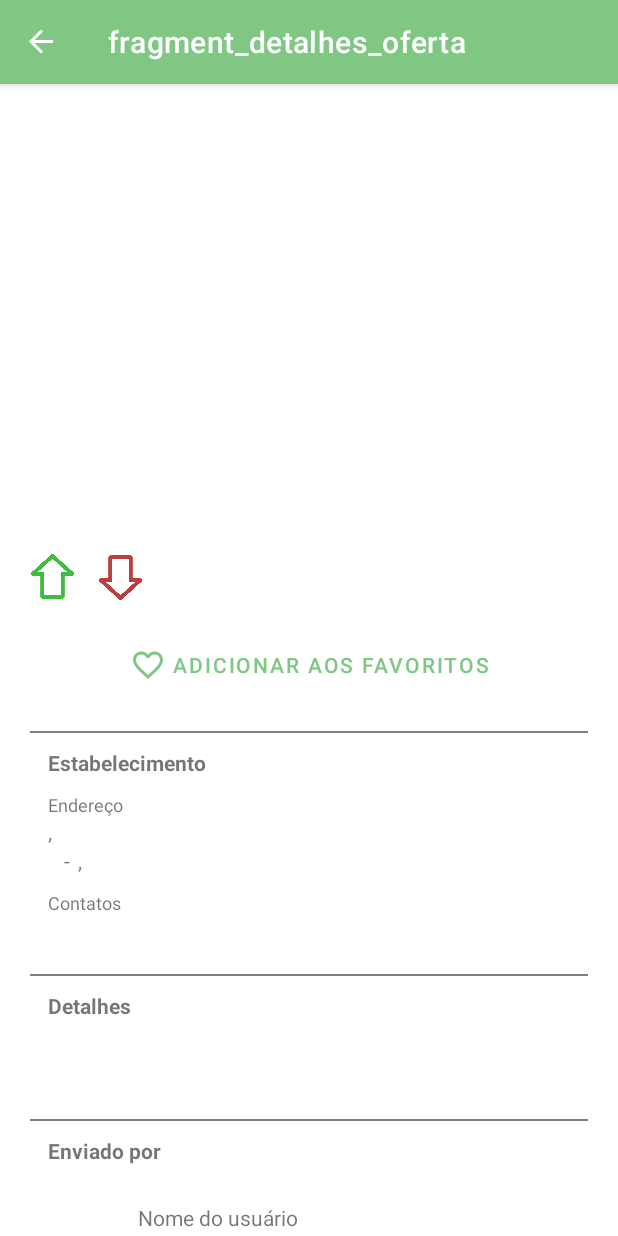
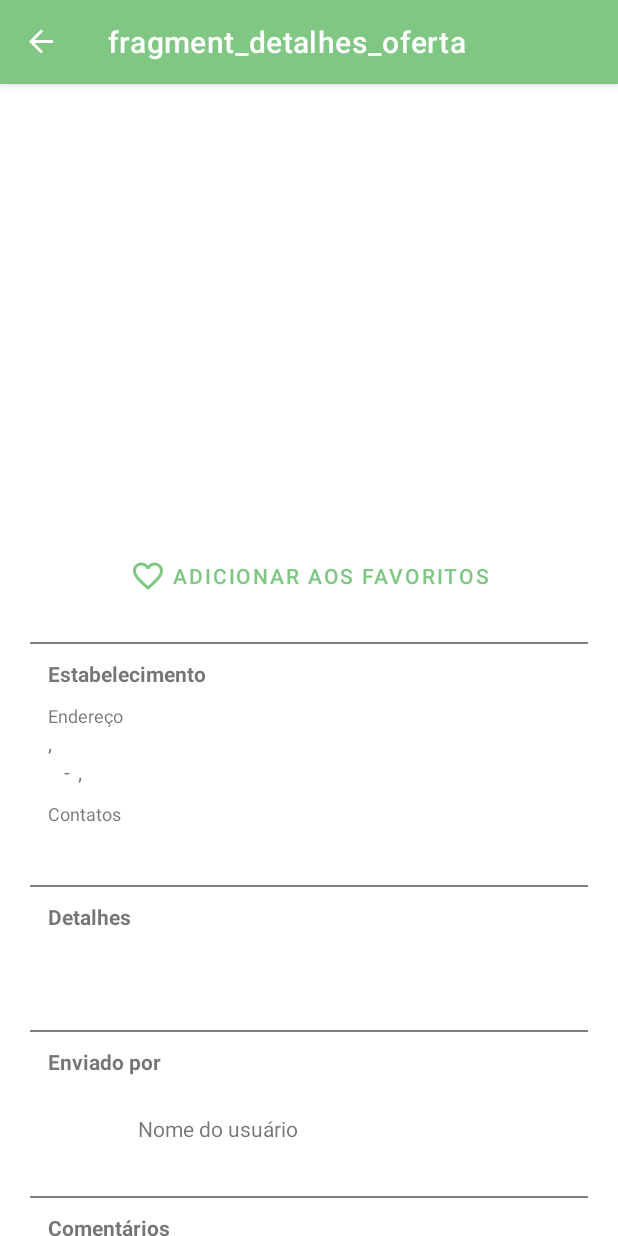
Before and after one commit to Rnnfranca/mais-barato-app, an Android app: the DetalhesOfertaFragment screen opened through its navigation route, on a phone screen of 412 x 824 dp. Run offline under Robolectric (Android 15) with nearby library versions, the phone set to English and light mode, and no system bars; our stand-ins replace Dagger/Hilt's generated code, Firebase (no records; nobody signed in at launch, a user with empty details on screens opened directly), navigation-ui.

Commit message:
ajuste detalhe oferta

```diff
--- a/app/src/main/res/layout/fragment_detalhes_oferta.xml
+++ b/app/src/main/res/layout/fragment_detalhes_oferta.xml
@@ -31,6 +31,17 @@
             android:layout_height="wrap_content"
             android:padding="20dp">
 
+            <TextView
+                android:id="@+id/data_inclusao"
+                android:layout_width="wrap_content"
+                android:layout_height="wrap_content"
+                android:layout_marginEnd="12dp"
+                android:textSize="12sp"
+                android:layout_marginStart="12dp"
+                app:layout_constraintTop_toTopOf="parent"
+                app:layout_constraintStart_toStartOf="parent"
+                tools:text="31/12/2021" />
+
             <ImageView
                 android:id="@+id/imagem_estabelecimento"
                 android:layout_width="50dp"
@@ -38,7 +49,7 @@
                 android:layout_marginStart="12dp"
                 android:layout_marginTop="18dp"
                 app:layout_constraintStart_toStartOf="parent"
-                app:layout_constraintTop_toTopOf="parent"
+                app:layout_constraintTop_toBottomOf="@id/data_inclusao"
                 tools:src="@tools:sample/backgrounds/scenic"
                 tools:srcCompat="@tools:sample/avatars" />
 
@@ -46,36 +57,27 @@
                 android:id="@+id/titulo_promocao"
                 android:layout_width="0dp"
                 android:layout_height="wrap_content"
+                android:layout_marginStart="12dp"
                 android:layout_marginTop="18dp"
-                android:layout_marginStart="12dp"
                 android:textSize="18sp"
                 android:textStyle="bold"
-                app:layout_constraintTop_toTopOf="parent"
+                app:layout_constraintEnd_toStartOf="@+id/preco_novo"
                 app:layout_constraintStart_toEndOf="@id/imagem_estabelecimento"
-                app:layout_constraintEnd_toStartOf="@id/data_inclusao"
+
+                app:layout_constraintTop_toBottomOf="@id/data_inclusao"
                 tools:text="Titulo da promocao" />
 
             <TextView
                 android:id="@+id/nome_loja"
-                android:layout_width="wrap_content"
+                android:layout_width="0dp"
                 android:layout_height="wrap_content"
+                android:layout_marginStart="12dp"
                 android:layout_marginTop="8dp"
-                android:layout_marginStart="12dp"
                 android:textSize="12sp"
+                app:layout_constraintEnd_toStartOf="@+id/preco_novo"
+                app:layout_constraintStart_toEndOf="@id/imagem_estabelecimento"
                 app:layout_constraintTop_toBottomOf="@id/titulo_promocao"
-                app:layout_constraintStart_toEndOf="@id/imagem_estabelecimento"
                 tools:text="Nome da loja" />
-
-            <TextView
-                android:id="@+id/data_inclusao"
-                android:layout_width="wrap_content"
-                android:layout_height="wrap_content"
-                android:layout_marginEnd="12dp"
-                android:textSize="12sp"
-                app:layout_constraintTop_toTopOf="@id/titulo_promocao"
-                app:layout_constraintBottom_toBottomOf="@id/titulo_promocao"
-                app:layout_constraintEnd_toEndOf="parent"
-                tools:text="31/12/2021" />
 
             <TextView
                 android:id="@+id/preco_antigo"
@@ -84,8 +86,8 @@
                 android:layout_marginEnd="18dp"
                 android:layout_marginTop="15dp"
                 android:textSize="14sp"
-                app:layout_constraintTop_toBottomOf="@id/nome_loja"
-                app:layout_constraintBottom_toTopOf="@id/preco_novo"
+                app:layout_constraintTop_toBottomOf="@id/data_inclusao"
+
                 app:layout_constraintEnd_toEndOf="parent"
                 tools:text="R$ 199,99" />
 
@@ -96,63 +98,20 @@
                 android:layout_marginEnd="18dp"
                 android:textSize="20sp"
                 android:textStyle="bold"
-                app:layout_constraintTop_toTopOf="@id/text_down_vote"
-                app:layout_constraintBottom_toBottomOf="@id/text_down_vote"
                 app:layout_constraintEnd_toEndOf="parent"
+                app:layout_constraintTop_toBottomOf="@id/preco_antigo"
                 tools:text="R$ 99,99" />
-
-            <ImageView
-                android:id="@+id/icone_up_vote_oferta"
-                android:layout_width="30dp"
-                android:layout_height="30dp"
-                android:layout_marginTop="25dp"
-                android:src="@drawable/arrow_up_outline_green"
-                app:layout_constraintTop_toBottomOf="@id/imagem_estabelecimento"
-                app:layout_constraintStart_toStartOf="parent" />
-
-            <TextView
-                android:id="@+id/text_up_vote"
-                android:layout_width="wrap_content"
-                android:layout_height="wrap_content"
-                android:textSize="22sp"
-                android:layout_marginStart="5dp"
-                tools:text="18"
-                app:layout_constraintTop_toTopOf="@id/icone_up_vote_oferta"
-                app:layout_constraintStart_toEndOf="@id/icone_up_vote_oferta"
-                app:layout_constraintBottom_toBottomOf="@id/icone_up_vote_oferta"/>
-
-            <ImageView
-                android:id="@+id/icone_down_vote_oferta"
-                android:layout_width="30dp"
-                android:layout_height="30dp"
-                android:layout_marginStart="10dp"
-                android:src="@drawable/arrow_down_outline_red"
-                app:layout_constraintStart_toEndOf="@id/text_up_vote"
-                app:layout_constraintTop_toTopOf="@id/text_up_vote"
-                app:layout_constraintBottom_toBottomOf="@+id/text_up_vote" />
-
-            <TextView
-                android:id="@+id/text_down_vote"
-                android:layout_width="wrap_content"
-                android:layout_height="wrap_content"
-                android:textSize="22sp"
-                android:layout_marginStart="5dp"
-                tools:text="3"
-                app:layout_constraintTop_toTopOf="@id/icone_down_vote_oferta"
-                app:layout_constraintStart_toEndOf="@id/icone_down_vote_oferta"
-                app:layout_constraintBottom_toBottomOf="@id/icone_down_vote_oferta"/>
 
             <com.google.android.material.button.MaterialButton
                 android:id="@+id/botao_adicionar_favoritos"
+                style="@style/Widget.MaterialComponents.Button.TextButton.Icon"
                 android:layout_width="wrap_content"
                 android:layout_height="wrap_content"
-                android:layout_marginTop="20dp"
                 android:text="Adicionar aos favoritos"
                 app:icon="@drawable/ic_favorite"
-                style="@style/Widget.MaterialComponents.Button.TextButton.Icon"
-                app:layout_constraintTop_toBottomOf="@id/icone_up_vote_oferta"
+                app:layout_constraintEnd_toEndOf="parent"
                 app:layout_constraintStart_toStartOf="parent"
-                app:layout_constraintEnd_toEndOf="parent"/>
+                app:layout_constraintTop_toBottomOf="@+id/nome_loja" />
 
             <View
                 android:id="@+id/divisao_estabelecimento"
```
